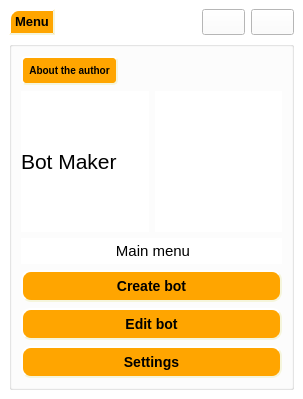
This is Bot/mainwindow.ui in ultraxion2000/Bot_creator-1 as Qt 5 draws it before an edit. The edited form follows.
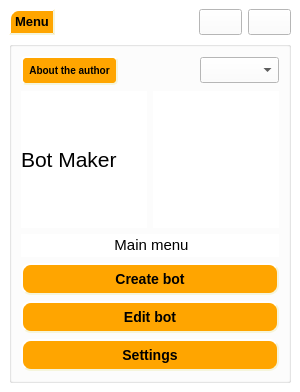
This is the edited form. Icons and pictures are not drawn.

Diff of the .ui file:
```diff
--- a/Bot/mainwindow.ui
+++ b/Bot/mainwindow.ui
@@ -6,8 +6,8 @@
    <rect>
     <x>0</x>
     <y>0</y>
-    <width>303</width>
-    <height>399</height>
+    <width>300</width>
+    <height>392</height>
    </rect>
   </property>
   <property name="windowTitle">
@@ -17,7 +17,7 @@
    <string notr="true">background-color:rgb(255, 255, 255)</string>
   </property>
   <widget class="QWidget" name="centralwidget">
-   <layout class="QGridLayout" name="gridLayout_2">
+   <layout class="QGridLayout" name="gridLayout_4">
     <item row="0" column="0">
      <widget class="QLabel" name="label">
       <property name="styleSheet">
@@ -100,30 +100,7 @@
        <string/>
       </property>
       <layout class="QGridLayout" name="gridLayout_3">
-       <item row="0" column="0" alignment="Qt::AlignLeft">
-        <widget class="QPushButton" name="info">
-         <property name="styleSheet">
-          <string notr="true">QPushButton{
-    background-color: orange;
-    border-style: outset;
-    border-width: 2px;
-    border-radius: 5px;
-    border-color: beige;
-    font: bold 10px;
-    min-width: 8em;
-    padding: 6px;
-}
-QPushButton:pressed {
-    background-color: rgb(255, 0, 0);
-    border-style: inset;
-}</string>
-         </property>
-         <property name="text">
-          <string>About the author</string>
-         </property>
-        </widget>
-       </item>
-       <item row="1" column="0">
+       <item row="3" column="0">
         <layout class="QHBoxLayout" name="horizontalLayout">
          <item>
           <widget class="QLabel" name="label_3">
@@ -144,7 +121,7 @@
          </item>
         </layout>
        </item>
-       <item row="2" column="0">
+       <item row="4" column="0">
         <layout class="QGridLayout" name="gridLayout">
          <item row="6" column="0">
           <widget class="QPushButton" name="SettingsButton">
@@ -242,6 +219,302 @@
          </item>
         </layout>
        </item>
+       <item row="1" column="0">
+        <layout class="QGridLayout" name="gridLayout_2">
+         <item row="0" column="0" alignment="Qt::AlignLeft">
+          <widget class="QPushButton" name="info">
+           <property name="styleSheet">
+            <string notr="true">QPushButton{
+    background-color: orange;
+    border-style: outset;
+    border-width: 2px;
+    border-radius: 5px;
+    border-color: beige;
+    font: bold 10px;
+    min-width: 8em;
+    padding: 6px;
+}
+QPushButton:pressed {
+    background-color: rgb(255, 0, 0);
+    border-style: inset;
+}</string>
+           </property>
+           <property name="text">
+            <string>About the author</string>
+           </property>
+          </widget>
+         </item>
+         <item row="0" column="1" alignment="Qt::AlignRight">
+          <widget class="QComboBox" name="comboBox">
+           <property name="palette">
+            <palette>
+             <active>
+              <colorrole role="WindowText">
+               <brush brushstyle="SolidPattern">
+                <color alpha="255">
+                 <red>0</red>
+                 <green>0</green>
+                 <blue>0</blue>
+                </color>
+               </brush>
+              </colorrole>
+              <colorrole role="Button">
+               <brush brushstyle="SolidPattern">
+                <color alpha="255">
+                 <red>255</red>
+                 <green>255</green>
+                 <blue>255</blue>
+                </color>
+               </brush>
+              </colorrole>
+              <colorrole role="Midlight">
+               <brush brushstyle="SolidPattern">
+                <color alpha="255">
+                 <red>255</red>
+                 <green>255</green>
+                 <blue>255</blue>
+                </color>
+               </brush>
+              </colorrole>
+              <colorrole role="Dark">
+               <brush brushstyle="SolidPattern">
+                <color alpha="255">
+                 <red>255</red>
+                 <green>255</green>
+                 <blue>255</blue>
+                </color>
+               </brush>
+              </colorrole>
+              <colorrole role="Text">
+               <brush brushstyle="SolidPattern">
+                <color alpha="255">
+                 <red>0</red>
+                 <green>0</green>
+                 <blue>0</blue>
+                </color>
+               </brush>
+              </colorrole>
+              <colorrole role="ButtonText">
+               <brush brushstyle="SolidPattern">
+                <color alpha="255">
+                 <red>0</red>
+                 <green>0</green>
+                 <blue>0</blue>
+                </color>
+               </brush>
+              </colorrole>
+              <colorrole role="Base">
+               <brush brushstyle="SolidPattern">
+                <color alpha="255">
+                 <red>255</red>
+                 <green>255</green>
+                 <blue>255</blue>
+                </color>
+               </brush>
+              </colorrole>
+              <colorrole role="Window">
+               <brush brushstyle="SolidPattern">
+                <color alpha="255">
+                 <red>255</red>
+                 <green>255</green>
+                 <blue>255</blue>
+                </color>
+               </brush>
+              </colorrole>
+              <colorrole role="PlaceholderText">
+               <brush brushstyle="SolidPattern">
+                <color alpha="128">
+                 <red>0</red>
+                 <green>0</green>
+                 <blue>0</blue>
+                </color>
+               </brush>
+              </colorrole>
+             </active>
+             <inactive>
+              <colorrole role="WindowText">
+               <brush brushstyle="SolidPattern">
+                <color alpha="255">
+                 <red>0</red>
+                 <green>0</green>
+                 <blue>0</blue>
+                </color>
+               </brush>
+              </colorrole>
+              <colorrole role="Button">
+               <brush brushstyle="SolidPattern">
+                <color alpha="255">
+                 <red>255</red>
+                 <green>255</green>
+                 <blue>255</blue>
+                </color>
+               </brush>
+              </colorrole>
+              <colorrole role="Midlight">
+               <brush brushstyle="SolidPattern">
+                <color alpha="255">
+                 <red>255</red>
+                 <green>255</green>
+                 <blue>255</blue>
+                </color>
+               </brush>
+              </colorrole>
+              <colorrole role="Dark">
+               <brush brushstyle="SolidPattern">
+                <color alpha="255">
+                 <red>255</red>
+                 <green>255</green>
+                 <blue>255</blue>
+                </color>
+               </brush>
+              </colorrole>
+              <colorrole role="Text">
+               <brush brushstyle="SolidPattern">
+                <color alpha="255">
+                 <red>0</red>
+                 <green>0</green>
+                 <blue>0</blue>
+                </color>
+               </brush>
+              </colorrole>
+              <colorrole role="ButtonText">
+               <brush brushstyle="SolidPattern">
+                <color alpha="255">
+                 <red>0</red>
+                 <green>0</green>
+                 <blue>0</blue>
+                </color>
+               </brush>
+              </colorrole>
+              <colorrole role="Base">
+               <brush brushstyle="SolidPattern">
+                <color alpha="255">
+                 <red>255</red>
+                 <green>255</green>
+                 <blue>255</blue>
+                </color>
+               </brush>
+              </colorrole>
+              <colorrole role="Window">
+               <brush brushstyle="SolidPattern">
+                <color alpha="255">
+                 <red>255</red>
+                 <green>255</green>
+                 <blue>255</blue>
+                </color>
+               </brush>
+              </colorrole>
+              <colorrole role="PlaceholderText">
+               <brush brushstyle="SolidPattern">
+                <color alpha="128">
+                 <red>0</red>
+                 <green>0</green>
+                 <blue>0</blue>
+                </color>
+               </brush>
+              </colorrole>
+             </inactive>
+             <disabled>
+              <colorrole role="WindowText">
+               <brush brushstyle="SolidPattern">
+                <color alpha="255">
+                 <red>255</red>
+                 <green>255</green>
+                 <blue>255</blue>
+                </color>
+               </brush>
+              </colorrole>
+              <colorrole role="Button">
+               <brush brushstyle="SolidPattern">
+                <color alpha="255">
+                 <red>255</red>
+                 <green>255</green>
+                 <blue>255</blue>
+                </color>
+               </brush>
+              </colorrole>
+              <colorrole role="Midlight">
+               <brush brushstyle="SolidPattern">
+                <color alpha="255">
+                 <red>255</red>
+                 <green>255</green>
+                 <blue>255</blue>
+                </color>
+               </brush>
+              </colorrole>
+              <colorrole role="Dark">
+               <brush brushstyle="SolidPattern">
+                <color alpha="255">
+                 <red>255</red>
+                 <green>255</green>
+                 <blue>255</blue>
+                </color>
+               </brush>
+              </colorrole>
+              <colorrole role="Text">
+               <brush brushstyle="SolidPattern">
+                <color alpha="255">
+                 <red>255</red>
+                 <green>255</green>
+                 <blue>255</blue>
+                </color>
+               </brush>
+              </colorrole>
+              <colorrole role="ButtonText">
+               <brush brushstyle="SolidPattern">
+                <color alpha="255">
+                 <red>255</red>
+                 <green>255</green>
+                 <blue>255</blue>
+                </color>
+               </brush>
+              </colorrole>
+              <colorrole role="Base">
+               <brush brushstyle="SolidPattern">
+                <color alpha="255">
+                 <red>255</red>
+                 <green>255</green>
+                 <blue>255</blue>
+                </color>
+               </brush>
+              </colorrole>
+              <colorrole role="Window">
+               <brush brushstyle="SolidPattern">
+                <color alpha="255">
+                 <red>255</red>
+                 <green>255</green>
+                 <blue>255</blue>
+                </color>
+               </brush>
+              </colorrole>
+              <colorrole role="PlaceholderText">
+               <brush brushstyle="SolidPattern">
+                <color alpha="128">
+                 <red>0</red>
+                 <green>0</green>
+                 <blue>0</blue>
+                </color>
+               </brush>
+              </colorrole>
+             </disabled>
+            </palette>
+           </property>
+           <property name="font">
+            <font>
+             <family>Arial Nova</family>
+             <pointsize>10</pointsize>
+             <weight>50</weight>
+             <italic>false</italic>
+             <bold>false</bold>
+            </font>
+           </property>
+           <property name="styleSheet">
+            <string notr="true"/>
+           </property>
+          </widget>
+         </item>
+        </layout>
+       </item>
       </layout>
      </widget>
     </item>
```
Left out of the diff: 10 changed lines with no effect on the pictures.
